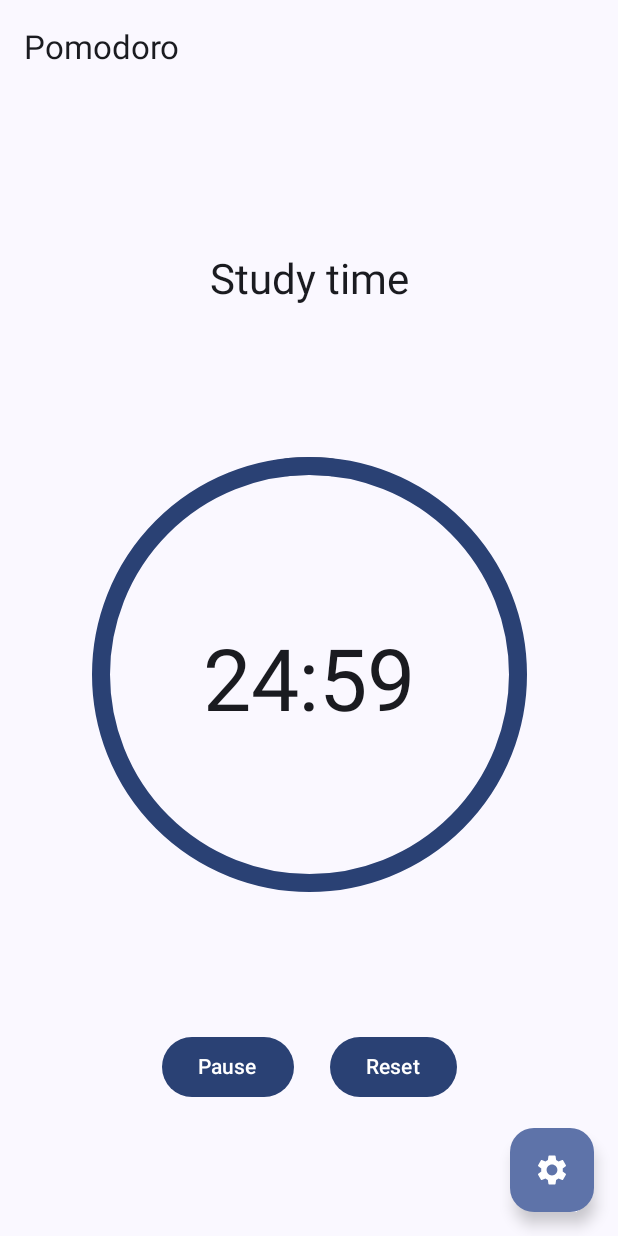
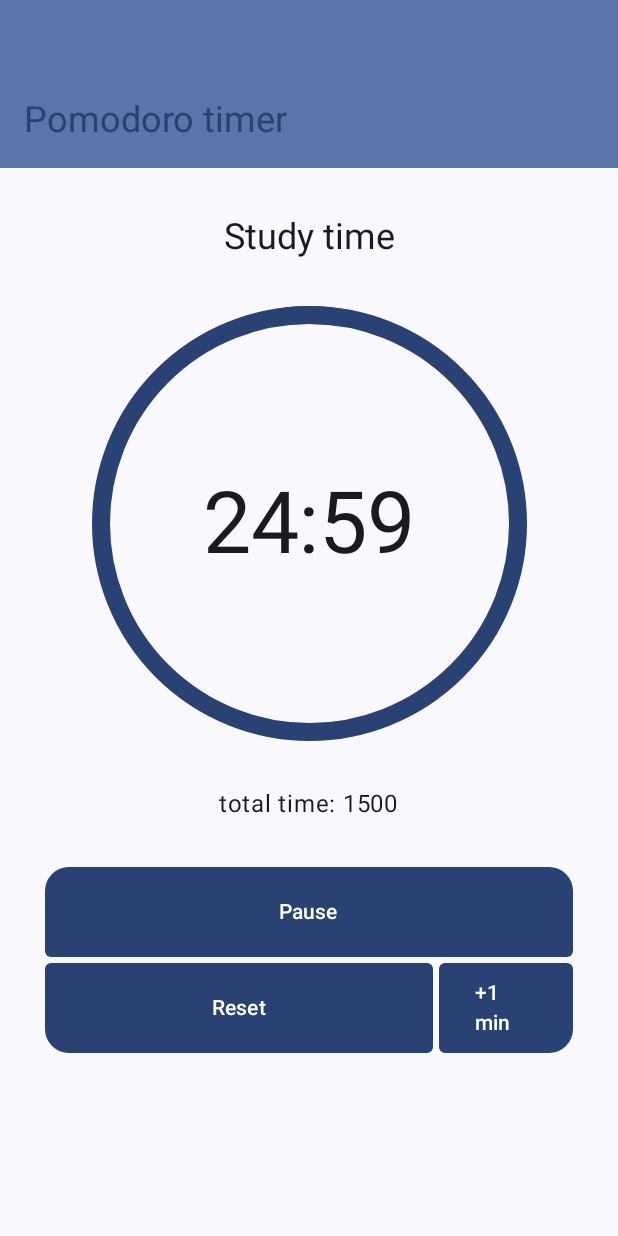
Before and after one commit to ellipticobj/studytimer, an Android app built with Jetpack Compose: the screen it shows after launch (MainActivity), after a tap on "Start", on a phone screen of 412 x 824 dp. Run offline under Robolectric (Android 15) with nearby library versions, the phone set to English and light mode, and no system bars.

Commit message:
last commit

```diff
--- a/app/src/main/java/com/luna/studytimer/MainActivity.kt
+++ b/app/src/main/java/com/luna/studytimer/MainActivity.kt
@@ -1,3 +1,5 @@
+@file:OptIn(ExperimentalMaterial3Api::class)
+
 package com.luna.studytimer
 
 import android.annotation.SuppressLint
@@ -13,30 +15,23 @@ import androidx.compose.foundation.layout.Spacer
 import androidx.compose.foundation.layout.fillMaxSize
 import androidx.compose.foundation.layout.fillMaxWidth
 import androidx.compose.foundation.layout.height
-import androidx.compose.foundation.layout.offset
+import androidx.compose.foundation.layout.imePadding
 import androidx.compose.foundation.layout.padding
 import androidx.compose.foundation.layout.size
 import androidx.compose.foundation.layout.width
 import androidx.compose.foundation.shape.RoundedCornerShape
 import androidx.compose.foundation.text.KeyboardOptions
-import androidx.compose.material.icons.Icons
-import androidx.compose.material.icons.filled.List
-import androidx.compose.material.icons.filled.Settings
-import androidx.compose.material.icons.outlined.Add
 import androidx.compose.material3.Button
 import androidx.compose.material3.CircularProgressIndicator
 import androidx.compose.material3.ExperimentalMaterial3Api
-import androidx.compose.material3.FloatingActionButton
-import androidx.compose.material3.Icon
 import androidx.compose.material3.MaterialTheme
 import androidx.compose.material3.MaterialTheme.typography
+import androidx.compose.material3.MediumTopAppBar
 import androidx.compose.material3.ModalBottomSheet
-import androidx.compose.material3.NavigationBar
-import androidx.compose.material3.NavigationBarItem
 import androidx.compose.material3.Scaffold
 import androidx.compose.material3.Text
 import androidx.compose.material3.TextField
-import androidx.compose.material3.TopAppBar
+import androidx.compose.material3.TopAppBarDefaults
 import androidx.compose.material3.rememberModalBottomSheetState
 import androidx.compose.runtime.Composable
 import androidx.compose.runtime.LaunchedEffect
@@ -47,7 +42,6 @@ import androidx.compose.runtime.remember
 import androidx.compose.runtime.setValue
 import androidx.compose.ui.Alignment
 import androidx.compose.ui.Modifier
-import androidx.compose.ui.graphics.StrokeCap
 import androidx.compose.ui.text.input.KeyboardType
 import androidx.compose.ui.tooling.preview.Preview
 import androidx.compose.ui.unit.dp
@@ -67,10 +61,6 @@ class MainActivity : ComponentActivity() {
     }
 }
 
-enum class Tab {
-    Pomodoro, TodoList
-}
-
 @OptIn(ExperimentalMaterial3Api::class)
 @SuppressLint("UnusedMaterial3ScaffoldPaddingParameter")
 @Composable
@@ -78,11 +68,12 @@ fun AppContent() {
     var studyTime by remember { mutableIntStateOf(25 * 60) }
     var breakTime by remember { mutableIntStateOf(5 * 60) }
     var timeLeft by remember { mutableIntStateOf(25 * 60) }
+    var totalTime by remember { mutableIntStateOf(25 * 60) }
     var isRunning by remember { mutableStateOf(false) }
+    var isPaused by remember { mutableStateOf(false) }
     var isStudySession by remember { mutableStateOf(true) }
     var sessionCount by remember { mutableIntStateOf(0) }
     var showSettings by remember { mutableStateOf(false) }
-    var currentTab by remember { mutableStateOf(Tab.Pomodoro) }
 
     LaunchedEffect(isRunning) {
         while (isRunning) {
@@ -93,9 +84,11 @@ fun AppContent() {
                 if (isStudySession) {
                     isStudySession = false
                     timeLeft = breakTime
+                    totalTime = breakTime
                 } else {
                     isStudySession = true
                     timeLeft = studyTime
+                    totalTime = studyTime
                     sessionCount++
                 }
             }
@@ -103,53 +96,41 @@ fun AppContent() {
     }
 
     Scaffold(
-        floatingActionButton = {
-            FloatingActionButton(onClick = { showSettings = true }) {
-                Icon(Icons.Default.Settings, contentDescription = "Settings")
-            }
-        },
         topBar = {
-            TopAppBar(
-                title = {
-                    Text(
-                        text = when (currentTab) {
-                            Tab.Pomodoro -> "Pomodoro"
-                            Tab.TodoList -> "Todo List"
-                        }
+            MediumTopAppBar(
+                title = { Text("Pomodoro timer") },
+                colors = TopAppBarDefaults.largeTopAppBarColors(
+                    containerColor = MaterialTheme.colorScheme.primaryContainer,
+                    titleContentColor = MaterialTheme.colorScheme.primary
+                )
             )
         }
-            )
-        },
-//        bottomBar = {
-//            BottomNavigationBar(currentTab) { tab ->
-//                currentTab = tab
-//            }
-//        }
     ) { paddingValues ->
         Column(
             modifier = Modifier
                 .fillMaxSize()
                 .padding(paddingValues),
             horizontalAlignment = Alignment.CenterHorizontally,
-            verticalArrangement = Arrangement.SpaceEvenly
+            verticalArrangement = Arrangement.Top
         ) {
+            Spacer(modifier = Modifier.height(30.dp))
+
             Text(
                 text = if (isStudySession) "Study time" else "Break time",
-                style = typography.headlineMedium,
-                modifier = Modifier.padding(16.dp)
+                style = typography.headlineSmall
             )
+
+            Spacer(modifier = Modifier.height(30.dp))
 
             Box(
                 contentAlignment = Alignment.Center
             ) {
                 CircularProgressIndicator(
-                    progress = { timeLeft.toFloat() / if (isStudySession) studyTime else breakTime },
+                    progress = { if (totalTime > 0) timeLeft.toFloat() / totalTime else 0f },
                     modifier = Modifier
-                        .size(290.dp)
-                        .offset(y = (-5).dp),
+                        .size(290.dp),
                     color = if (isStudySession) MaterialTheme.colorScheme.primary else MaterialTheme.colorScheme.secondary,
-                    strokeWidth = 12.dp,
-                    strokeCap = StrokeCap.Round
+                    strokeWidth = 12.dp
                 )
 
                 Text(
@@ -158,24 +139,139 @@ fun AppContent() {
                 )
             }
 
-            Row(
-                horizontalArrangement = Arrangement.spacedBy(8.dp)
+            Spacer(modifier = Modifier.height(30.dp))
+            Text("total time: $totalTime")
+
+            Spacer(modifier = Modifier.height(30.dp))
+
+            Column(
+                modifier = Modifier
+                    .fillMaxWidth()
             ) {
-                Button(onClick = { isRunning = !isRunning }) {
-                    Text(if (isRunning) "Pause" else "Start")
-                }
-                Spacer(modifier = Modifier.width(8.dp))
                 Button(
                     onClick = {
+                        if (isRunning) {
+                            isRunning = false
+                            isPaused = true
+                        } else {
+                            isRunning = true
+                            isPaused = false
+                        }
+                    },
+                    modifier = Modifier
+                        .fillMaxWidth()
+                        .padding(start = 30.dp, end = 30.dp)
+                        .height(60.dp),
+                    shape = RoundedCornerShape(
+                        topStart = 16.dp,
+                        topEnd = 16.dp,
+                        bottomStart = 4.dp,
+                        bottomEnd = 4.dp
+                    )
+                ) {
+                    Text(if (isRunning) "Pause" else if (isPaused) "Resume" else "Start")
+                }
+
+                Spacer(modifier = Modifier.height(4.dp))
+
+                if (isRunning) {
+                    Row(
+                        modifier = Modifier
+                            .fillMaxWidth()
+                    ) {
+                        Button(
+                            onClick = {
+                                isRunning = false
+
                                 if (isStudySession) {
                                     timeLeft = studyTime
+                                    totalTime = studyTime
                                 } else {
                                     timeLeft = breakTime
+                                    totalTime = studyTime
                                 }
-                        isRunning = false
-                    }
+
+                                isPaused = false
+                            },
+                            modifier = Modifier
+                                .fillMaxWidth(0.7f)
+                                .padding(start = 30.dp)
+                                .height(60.dp),
+                            shape = RoundedCornerShape(
+                                topStart = 4.dp,
+                                topEnd = 4.dp,
+                                bottomStart = 16.dp,
+                                bottomEnd = 4.dp
+                            ),
                         ) {
                             Text("Reset")
+                        }
+
+                        Spacer(modifier = Modifier.width(4.dp))
+
+                        Button(
+                            onClick = {
+                                timeLeft += 60
+                                totalTime += 60
+                            },
+                            modifier = Modifier
+                                .fillMaxWidth()
+                                .padding(end = 30.dp)
+                                .height(60.dp),
+                            shape = RoundedCornerShape(
+                                topStart = 4.dp,
+                                topEnd = 4.dp,
+                                bottomStart = 4.dp,
+                                bottomEnd = 16.dp
+                            )
+                        ) {
+                            Text("+1 min")
+                        }
+                    }
+                } else if (isPaused) {
+                    Button(
+                        onClick = {
+                            isRunning = false
+
+                            if (isStudySession) {
+                                timeLeft = studyTime
+                                totalTime = studyTime
+                            } else {
+                                timeLeft = breakTime
+                                totalTime = studyTime
+                            }
+
+                            isPaused = false
+                        },
+                        modifier = Modifier
+                            .fillMaxWidth()
+                            .padding(start = 30.dp)
+                            .height(60.dp),
+                        shape = RoundedCornerShape(
+                            topStart = 4.dp,
+                            topEnd = 4.dp,
+                            bottomStart = 16.dp,
+                            bottomEnd = 16.dp
+                        ),
+                    ) {
+                        Text("Reset")
+                    }
+                } else {
+                    Button(
+                        onClick = { showSettings = true },
+                        modifier = Modifier
+                            .fillMaxWidth()
+                            .padding(start = 30.dp, end = 30.dp)
+                            .height(60.dp),
+                        shape = RoundedCornerShape(
+                            topStart = 4.dp,
+                            topEnd = 4.dp,
+                            bottomStart = 16.dp,
+                            bottomEnd = 16.dp
+                        ),
+                    ) {
+                        Text("Change time")
+                    }
                 }
             }
 
@@ -204,14 +300,9 @@ fun AppContent() {
     ) {
 
     }
-//        when (currentTab) {
-//            Tab.Pomodoro -> PomodoroScreen()
-//            Tab.TodoList -> TodoListScreen()
-//        }
-//    }
-//}
+}
 
-    @OptIn(ExperimentalMaterial3Api::class)
+
 @Composable
 fun SettingsBottomSheet(
     studyTime: Int,
@@ -228,7 +319,8 @@ fun AppContent() {
         Column(
             modifier = Modifier
                 .fillMaxWidth()
-                    .padding(16.dp),
+                .padding(16.dp)
+                .imePadding(),
             horizontalAlignment = Alignment.CenterHorizontally
         ) {
             Text("Settings", style = typography.headlineMedium)
@@ -267,31 +359,12 @@ fun AppContent() {
         Spacer(modifier = Modifier.height(16.dp))
 
         Button(
-                onClick = onClose,
+            onClick = onClose
         ) {
             Text("Save settings")
         }
     }
 }
-}
-
-//@Composable
-//fun BottomNavigationBar(currentTab: Tab, onTabSelected: (Tab) -> Unit) {
-//    NavigationBar {
-//        NavigationBarItem(
-//            selected = currentTab == Tab.Pomodoro,
-//            onClick = { onTabSelected(Tab.Pomodoro) },
-//            label = { Text("Pomodoro Timer") },
-//            icon = { Icon(Icons.Outlined.Add, contentDescription = "Pomodoro Timer")}
-//        )
-//        NavigationBarItem(
-//            selected = currentTab == Tab.TodoList,
-//            onClick = { onTabSelected(Tab.TodoList) },
-//            label = { Text("Todo List") },
-//            icon = { Icon(Icons.Default.List, contentDescription = "Todo List") }
-//        )
-//    }
-//}
 
 @Preview(showBackground = true)
 @Composable
```
Also changed, not shown: app/src/main/java/com/luna/studytimer/PomodoroScreen.kt (deleted, +0 -237 lines), app/src/main/java/com/luna/studytimer/TodoListScreen.kt (deleted, +0 -10 lines). Lines whose indentation alone changed are shown as unchanged.
